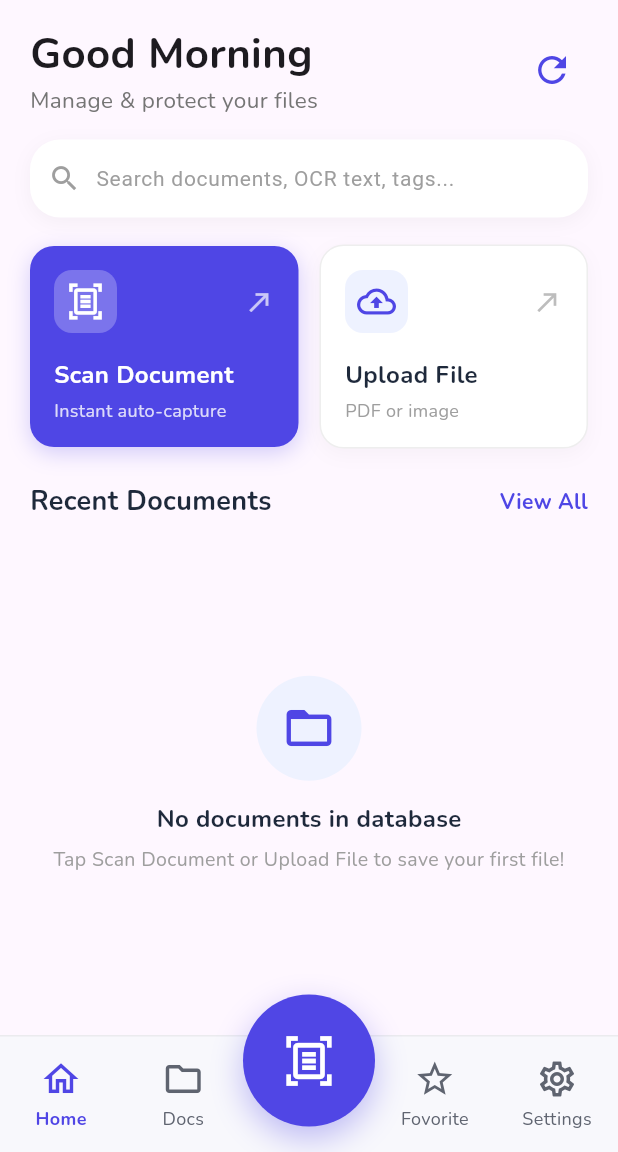
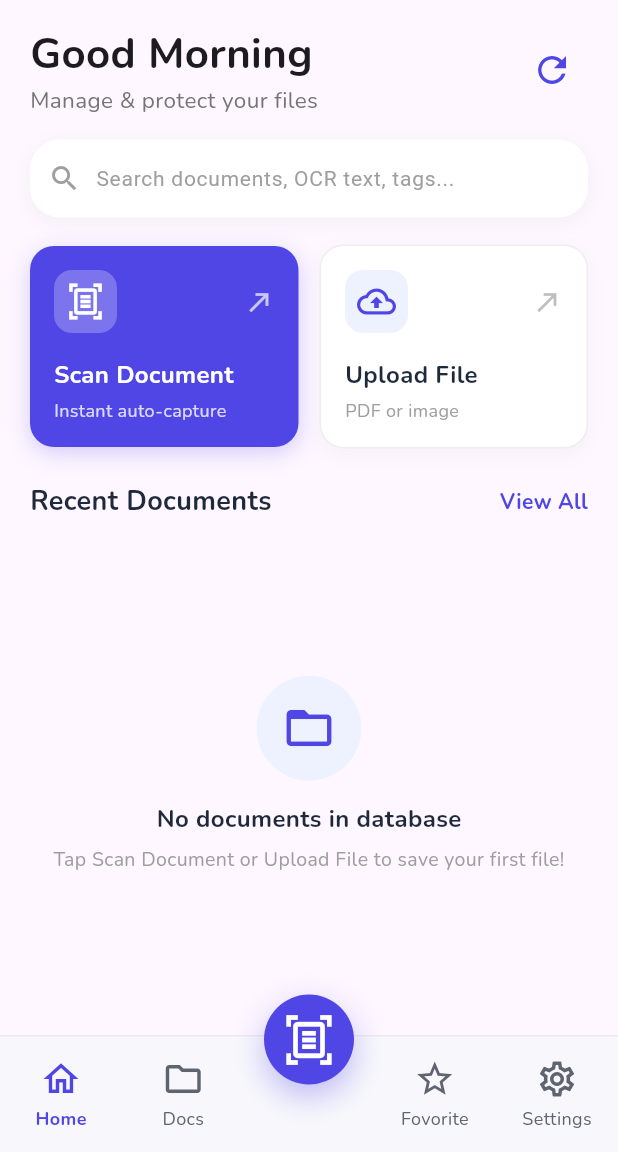
Before and after one commit to Gautam-Vaja/Document_Management_App, a Flutter app: the screen it shows after launch, on a phone screen of 412 x 824 dp, the part 84-1236 px from its top. Run offline on Flutter 3.47's test engine with Material 3 defaults, Android fonts, the phone set to English and light mode, and no system bars; our stand-ins replace camera, go_router, google_fonts, image_picker, pdf, share_plus and 1 more; missing offline and left inert: google_mlkit_document_scanner; accounts and stored records are empty.

Commit message:
Update custom_bottom_bar.dart

```diff
--- a/lib/widgets/custom_bottom_bar.dart
+++ b/lib/widgets/custom_bottom_bar.dart
@@ -116,8 +116,8 @@ class CustomBottomBar extends StatelessWidget {
               child: GestureDetector(
                 onTap: () => _handleScanTap(context),
                 child: Container(
-                  width: 88,
-                  height: 88,
+                  width: 60,
+                  height: 60,
                   decoration: BoxDecoration(
                     color: const Color(0xFF5046E5),
                     shape: BoxShape.circle,
```
